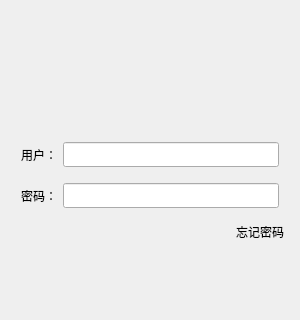
PIGcanstudy/zxnChat, file client/zxnchat/logindialog.ui: the form before one commit; both pictures show x 0 to 300 and y 0 to 320 of the 300 by 563 pixel window.
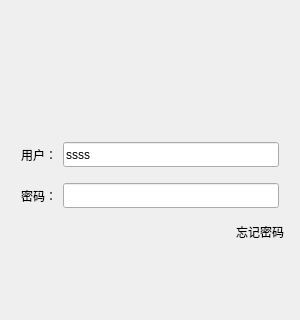
The form after the commit. Icons and pictures are not drawn.

Diff of the .ui file:
```diff
--- a/client/zxnchat/logindialog.ui
+++ b/client/zxnchat/logindialog.ui
@@ -132,6 +132,9 @@
            <height>25</height>
           </size>
          </property>
+         <property name="text">
+          <string>ssss</string>
+         </property>
         </widget>
        </item>
       </layout>
```
